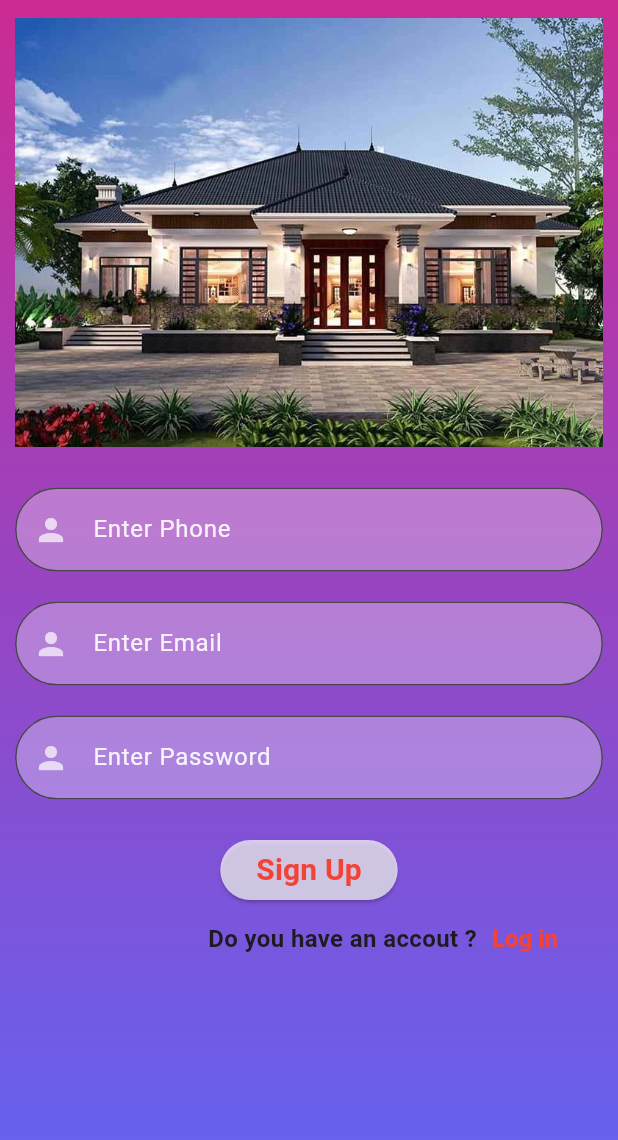
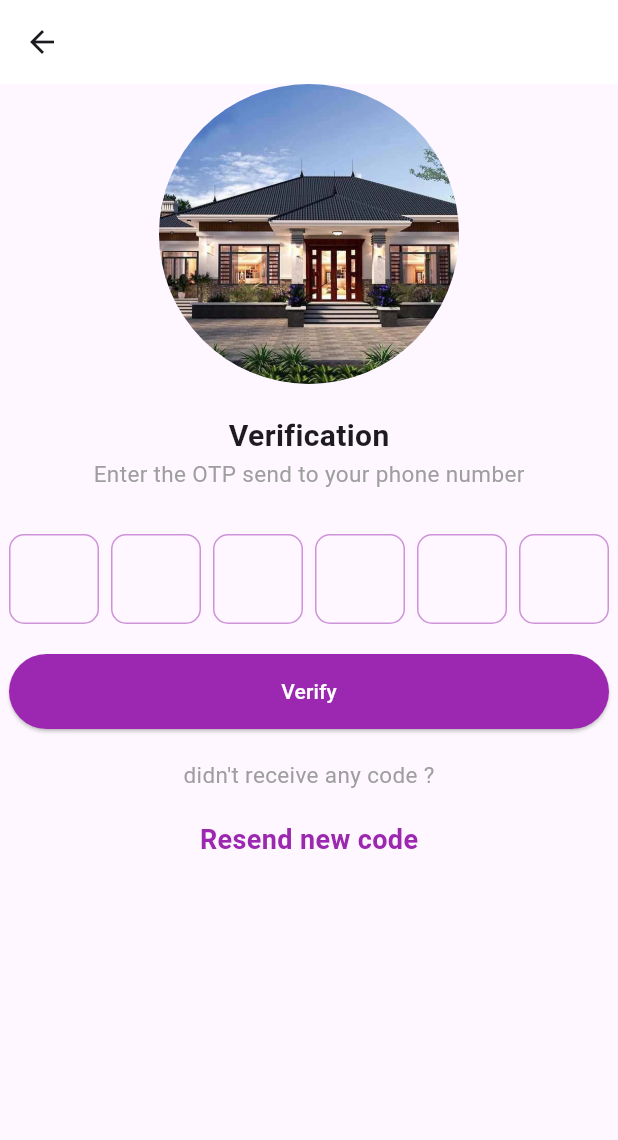
Before and after one commit to Thanhvien04/DoanNhom, a Flutter app: the Signup_interface screen opened directly, after a tap on "Sign Up", on a phone screen of 412 x 824 dp. Shown: the top 1140 px of the screen. Run offline on Flutter 3.47's test engine with Material 2 defaults, Android fonts, the light colour scheme and no system bars; drawn by our look-alikes of pinput; our stand-ins replace firebase_auth, firebase_core; accounts and stored records are empty.

Commit message:
upload file otp_Screen

```diff
--- /dev/null
+++ b/lib/Screen/Otp_Screen.dart
@@ -0,0 +1,139 @@
+import 'package:doan/login_interface.dart';
+import 'package:flutter/material.dart';
+import 'package:pinput/pinput.dart';
+
+class OtpScreen extends StatelessWidget {
+  const OtpScreen({super.key});
+
+  @override
+  Widget build(BuildContext context) {
+    var otpcode;
+    return Scaffold(
+      appBar: AppBar(
+        backgroundColor: Colors.white,
+      ),
+      body: Column(
+        children: [
+          const Center(
+            child: CircleAvatar(
+              radius: 100,
+              backgroundImage: AssetImage("asset/nha.png"),
+            ),
+          ),
+          const SizedBox(
+            height: 20,
+          ),
+          const Row(
+            mainAxisAlignment: MainAxisAlignment.center,
+            children: [
+              Text(
+                "Verification",
+                style: TextStyle(fontWeight: FontWeight.bold, fontSize: 20),
+              )
+            ],
+          ),
+          Row(
+            mainAxisAlignment: MainAxisAlignment.center,
+            children: [
+              Text(
+                "Enter the OTP send to your phone number",
+                style: TextStyle(fontSize: 15, color: Colors.grey.shade500),
+              )
+            ],
+          ),
+          const SizedBox(
+            height: 30,
+          ),
+          Pinput(
+            length: 6,
+            showCursor: true,
+            defaultPinTheme: PinTheme(
+              width: 60,
+              height: 60,
+              decoration: BoxDecoration(
+                  borderRadius: BorderRadius.circular(10),
+                  border: Border.all(color: Colors.purple.shade200)),
+              textStyle:
+                  const TextStyle(fontSize: 20, fontWeight: FontWeight.w600),
+            ),
+            onSubmitted: (value) {
+              otpcode = value;
+            },
+          ),
+          const SizedBox(
+            height: 20,
+          ),
+          Container(
+              width: 400,
+              height: 50,
+              child: ElevatedButton(
+                onPressed: () {
+                  showDialog(
+                      context: context,
+                      builder: (BuildContext context) {
+                        return AlertDialog(
+                          title: const Text('Đăng Ký Thành Công'),
+                          icon: const Icon(
+                            Icons.check_circle_outline,
+                            color: Colors.green,
+                            size: 50,
+                          ),
+                          actions: [
+                            Container(
+                              width: 300,
+                              height: 50,
+                              child: FloatingActionButton(
+                                onPressed: () {
+                                  Navigator.push(
+                                      context,
+                                      MaterialPageRoute(
+                                          builder: (context) =>
+                                              const Login_interface()));
+                                },
+                                backgroundColor: Colors.purple,
+                                child: const Text(
+                                  "Đăng Nhập",
+                                  style: TextStyle(
+                                      color: Colors.white, fontSize: 15),
+                                ),
+                              ),
+                            )
+                          ],
+                        );
+                      });
+                },
+                child: Text(
+                  "Verify",
+                  style: TextStyle(color: Colors.white),
+                ),
+                style: ElevatedButton.styleFrom(backgroundColor: Colors.purple),
+              )),
+          const SizedBox(
+            height: 20,
+          ),
+          Row(
+            mainAxisAlignment: MainAxisAlignment.center,
+            children: [
+              Text(
+                "didn't receive any code ?",
+                style: TextStyle(fontSize: 15, color: Colors.grey.shade500),
+              )
+            ],
+          ),
+          const SizedBox(
+            height: 20,
+          ),
+          const InkWell(
+            child: Text(
+              "Resend new code",
+              style: TextStyle(
+                  color: Colors.purple,
+                  fontSize: 18,
+                  fontWeight: FontWeight.bold),
+            ),
+          )
+        ],
+      ),
+    );
+  }
+}
--- a/lib/Screen/signup_screen.dart
+++ b/lib/Screen/signup_screen.dart
@@ -1,3 +1,4 @@
+import 'package:doan/Screen/Otp_Screen.dart';
 import 'package:flutter/material.dart';
 import 'package:firebase_auth/firebase_auth.dart';
 import 'login_screen.dart';
@@ -131,10 +132,10 @@ class _Signup_interfaceState extends State<Signup_interface> {
                         backgroundColor:
                             MaterialStatePropertyAll(Colors.white70)),
                     onPressed: () {
-                      FirebaseAuth.instance.createUserWithEmailAndPassword(
-                        email: _emailcontroller.text,
-                        password: _passwordcontroller.text,
-                      );
+                      Navigator.push(
+                              context,
+                              MaterialPageRoute(
+                                  builder: (context) => OtpScreen()));
                     },
                     child: const Text(
                       "Sign Up",
--- a/lib/main.dart
+++ b/lib/main.dart
@@ -1,4 +1,4 @@
-
+import 'package:doan/Screen/Otp_Screen.dart';
 import 'package:doan/Screen/home_screen.dart';
 import 'package:firebase_core/firebase_core.dart';
 import 'package:flutter/material.dart';
@@ -33,6 +33,6 @@ class MyApp extends StatelessWidget {
           colorScheme: ColorScheme.fromSeed(seedColor: Colors.deepPurple),
           useMaterial3: true,
         ),
-        home: const Home_Screen());
+        home: const Login_interface());
   }
 }
--- a/pubspec.yaml
+++ b/pubspec.yaml
@@ -37,6 +37,7 @@ dependencies:
   cupertino_icons: ^1.0.2
   firebase_auth: ^4.13.0
   firebase_core: ^2.22.0
+  pinput: ^3.0.1
 
 dev_dependencies:
   flutter_test:
```
Also changed, not shown: pubspec.lock, 5 other files.
